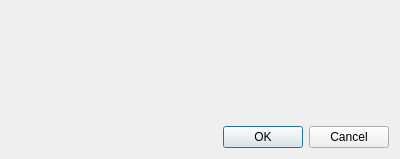
Before: the Qt Designer form GUI/Qt/Windows/SimpleFileDialogWithHistory.ui in pyushkevich/itksnap, drawn with Qt 5.
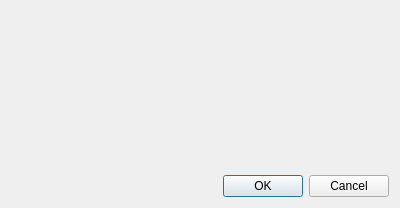
After: the same form once the commit is applied. Custom widgets are drawn as their Qt base class.

```diff
--- a/GUI/Qt/Windows/SimpleFileDialogWithHistory.ui
+++ b/GUI/Qt/Windows/SimpleFileDialogWithHistory.ui
@@ -7,7 +7,7 @@
     <x>0</x>
     <y>0</y>
     <width>400</width>
-    <height>159</height>
+    <height>208</height>
    </rect>
   </property>
   <property name="windowTitle">
```
Left out of the diff: 2 changed lines with no effect on the pictures.
